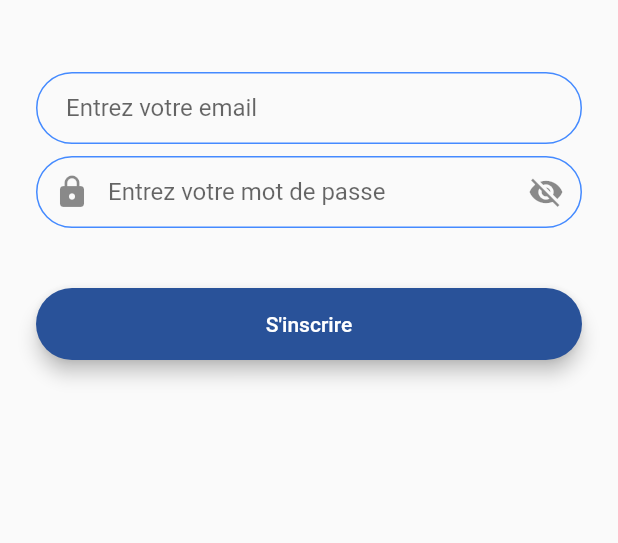
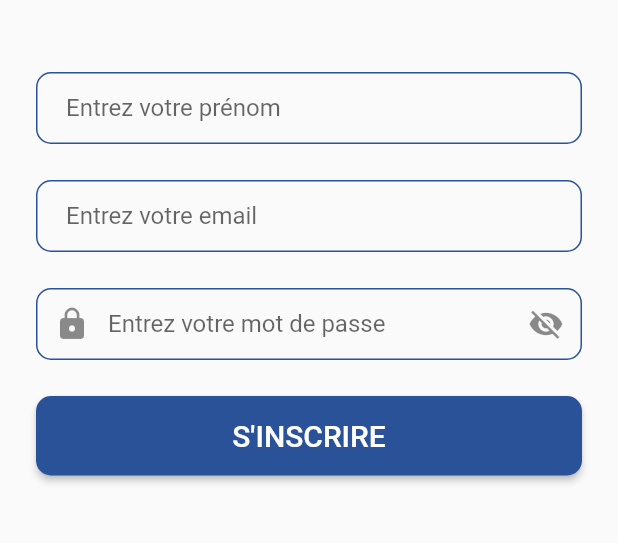
Before and after one commit to JeremyLRYnov/Airlux, a Flutter app: the Register screen opened directly, on a phone screen of 412 x 824 dp, the part 384-927 px from its top. Run offline on Flutter 3.47's test engine with Material 2 defaults, Android fonts, the phone set to English and light mode, and no system bars; our stand-ins replace modal_progress_hud_nsn; missing offline and left inert: wifi_iot.

Commit message:
update multiple pages for better visuals

```diff
--- a/mobileapp/lib/models/constants.dart
+++ b/mobileapp/lib/models/constants.dart
@@ -7,15 +7,15 @@ const kTextFieldDecoration = InputDecoration(
   hintText: 'Entrez votre mot de passe',
   contentPadding: EdgeInsets.symmetric(vertical: 10.0, horizontal: 20.0),
   border: OutlineInputBorder(
-    borderRadius: BorderRadius.all(Radius.circular(32.0)),
+    borderRadius: BorderRadius.all(Radius.circular(10.0)),
   ),
   enabledBorder: OutlineInputBorder(
-    borderSide: BorderSide(color: Colors.blueAccent),
-    borderRadius: BorderRadius.all(Radius.circular(32.0)),
+    borderSide: BorderSide(color: kPrimaryBlue),
+    borderRadius: BorderRadius.all(Radius.circular(10.0)),
   ),
   focusedBorder: OutlineInputBorder(
-    borderSide: BorderSide(color: Colors.blueAccent, width: 2.0),
-    borderRadius: BorderRadius.all(Radius.circular(32.0)),
+    borderSide: BorderSide(color: kPrimaryBlue, width: 2.0),
+    borderRadius: BorderRadius.all(Radius.circular(10.0)),
   ),
 
 );
--- a/mobileapp/lib/screens/register.dart
+++ b/mobileapp/lib/screens/register.dart
@@ -1,5 +1,6 @@
 import 'package:flutter/material.dart';
 import 'package:mobileapp/models/constants.dart';
+import 'package:mobileapp/screens/settings_page.dart';
 import 'package:mobileapp/widgets/rouded_button.dart';
 
 class Register extends StatefulWidget {
@@ -48,15 +49,26 @@ class _RegistrationScreenState extends State<Register> {
                     //Do something with the user input.
                   },
                   decoration: kTextFieldDecoration.copyWith(
+                    hintText: 'Entrez votre prénom',
+                  ),
+                ),
+                const SizedBox(
+                  height: 24.0,
+                ),
+                TextField(
+                  onChanged: (value) {
+                    //Do something with the user input.
+                  },
+                  decoration: kTextFieldDecoration.copyWith(
                     hintText: 'Entrez votre email',
                   ),
                 ),
                 const SizedBox(
-                  height: 8.0,
+                  height: 24.0,
                 ),
                 TextField(
                   onChanged: (value) {
-                    //Do something with the user input.
+                    //TODO
                   },
                   obscureText: _isObscure,
                   decoration: kTextFieldDecoration.copyWith(
@@ -69,13 +81,15 @@ class _RegistrationScreenState extends State<Register> {
                             setState(() {
                               _isObscure = !_isObscure;
                             });
-                          },),),
+                          },
+                      ),
+                  ),
                 ),
                 const SizedBox(
                   height: 24.0,
                 ),
-                RoudedButton(
-                  title: "S'inscrire",
+                RectangleButton(
+                  title: "S'INSCRIRE",
                   onPressed: () async {
                     setState(() {
                       _saving = true;
@@ -84,7 +98,7 @@ class _RegistrationScreenState extends State<Register> {
                     setState(() {
                       _saving = false;
                     });
-                  },
+                  }, color: kPrimaryBlue,
                 ),
               ],
             ),
--- a/mobileapp/lib/screens/settings_page.dart
+++ b/mobileapp/lib/screens/settings_page.dart
@@ -9,24 +9,45 @@ class SettingsPage extends StatelessWidget {
     return Scaffold(
       backgroundColor: Colors.white,
       body: Center(
-        child: ElevatedButton(
-          onPressed: () {
-            Navigator.push(
-              context,
-              MaterialPageRoute(builder: (context) => const WelcomeScreen()),
-            );
-          },
-          style: ElevatedButton.styleFrom(
-            backgroundColor: Colors.red, // Couleur du bouton
-            shape: RoundedRectangleBorder(
-              borderRadius: BorderRadius.circular(10.0), // Bordure arrondie
-            ),
-            padding: const EdgeInsets.symmetric(
-                horizontal: 50, vertical: 15,), // Espacement intérieur
-          ),
-          child: const Text('Se déconnecter', style: TextStyle(fontSize: 20)),
+        child: RectangleButton(title: 'SE DECONNECTER', onPressed: () {
+          Navigator.push(
+            context,
+            MaterialPageRoute(builder: (context) => const WelcomeScreen()),
+          );
+        }, color: Colors.red,
         ),
       ),
     );
   }
 }
+
+class RectangleButton extends StatelessWidget {
+  const RectangleButton({
+    Key? key,
+    required this.title,
+    required this.onPressed,
+    required this.color,
+  }) : super(key: key);
+
+  final String title;
+  final Color color;
+  final void Function() onPressed;
+
+  @override
+  Widget build(BuildContext context) {
+    return ElevatedButton(
+      onPressed: onPressed,
+      style: ElevatedButton.styleFrom(
+        backgroundColor: color, // Couleur du bouton
+        shape: RoundedRectangleBorder(
+          borderRadius: BorderRadius.circular(10.0), // Bordure arrondie
+        ),
+        padding: const EdgeInsets.symmetric(
+          horizontal: 50,
+          vertical: 15,
+        ), // Espacement intérieur
+      ),
+      child: Text(title, style: const TextStyle(fontSize: 20)),
+    );
+  }
+}
--- a/mobileapp/pubspec.yaml
+++ b/mobileapp/pubspec.yaml
@@ -31,6 +31,7 @@ environment:
 dependencies:
   flutter:
     sdk: flutter
+  redis: 3.1.0
 
 
   # The following adds the Cupertino Icons font to your application.
```
Also changed, not shown: mobileapp/lib/screens/Welcome_screen.dart (+18 -10 lines), mobileapp/lib/screens/login.dart (+8 -9 lines), mobileapp/pubspec.lock.
